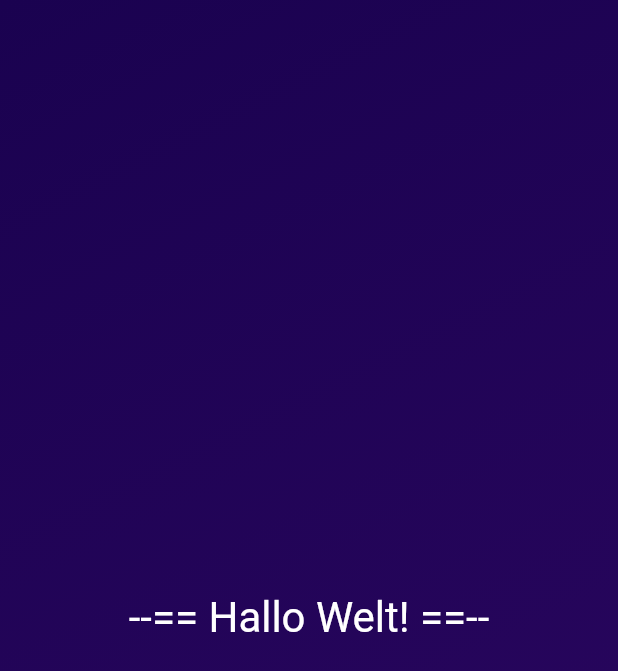
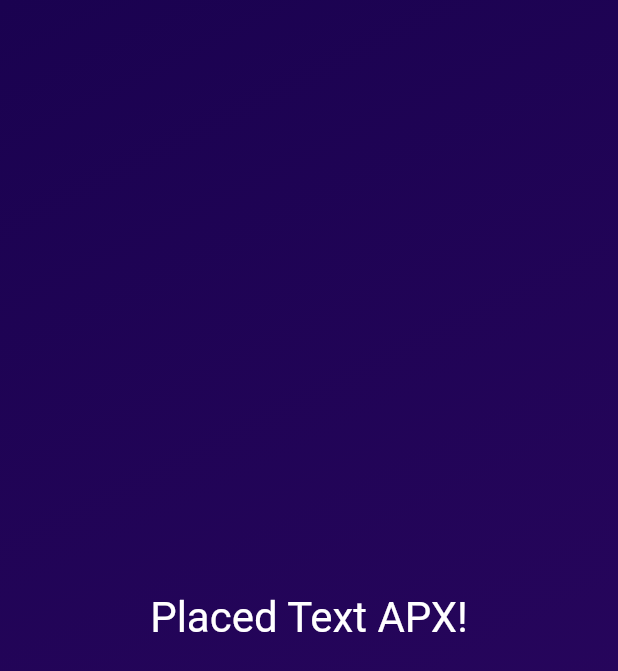
Before and after one commit to apdata/Learn.flutter.roll_dice_app, a Flutter app: the screen it shows after launch, on a phone screen of 412 x 824 dp. Shown: the top 671 px of the screen. Run offline on Flutter 3.47's test engine with Material 2 defaults, Android fonts, the phone set to English and light mode, and no system bars.

Commit message:
StyledText Widget angepasst um den Namen dynamisch zu setzen.

```diff
--- a/lib/gradient_container.dart
+++ b/lib/gradient_container.dart
@@ -22,8 +22,8 @@ class GradientContainer extends StatelessWidget {
           end: endAlignment,
         ),
       ),
-      child: const Center(
-        child: StyledText(),
+      child: Center(
+        child: StyledText('Placed Text APX!'),
       ),
     );
   }
--- a/lib/styled_text.dart
+++ b/lib/styled_text.dart
@@ -1,13 +1,18 @@
 import 'package:flutter/material.dart';
 
 class StyledText extends StatelessWidget {
-  const StyledText({super.key});
+  const StyledText(this.text, {super.key});
+
+// Der Wert aus dem Constructor wird in dieser gleichnamigen Varible automatisch
+// gespeichert.
+//Final um anzugeben, dass der Wert sich nach dem Setzen nicht mehr ändern darf.
+  final String text;
 
   @override
   Widget build(context) {
-    return const Text(
-      '--== Hallo Welt! ==--',
-      style: TextStyle(
+    return Text(
+      text,
+      style: const TextStyle(
         color: Colors.white,
         fontSize: 28,
       ),
```
